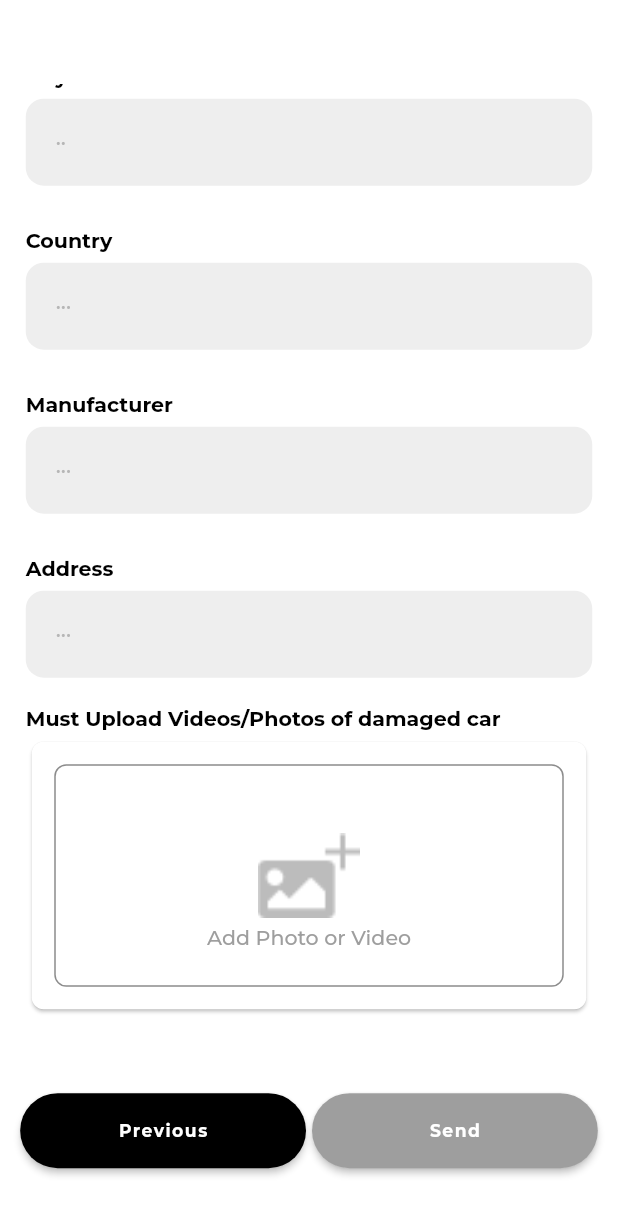
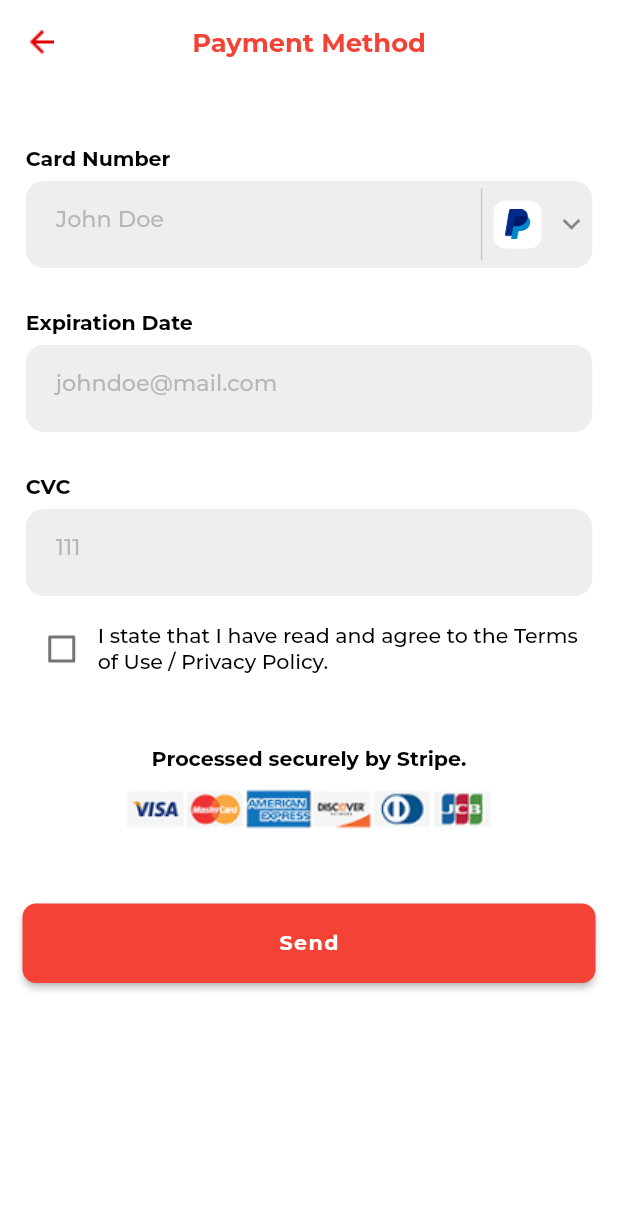
Before and after one commit to seeebbii/ultra_shine, a Flutter app: the RequestScreen screen opened by its route, scrolled down 779 dp, after a tap on "Send", on a phone screen of 412 x 824 dp. Shown: the top 1215 px of the screen. Run offline on Flutter 3.47's test engine with Material 2 defaults, Android fonts, the phone set to English and light mode, and no system bars; our stand-ins replace animated_splash_screen, flutter_rating_bar, flutter_screenutil, get, google_fonts, page_transition.

Commit message:
New Screen Addded

```diff
--- a/lib/app/constant/image_paths.dart
+++ b/lib/app/constant/image_paths.dart
@@ -12,6 +12,13 @@
 
   static const String exteriorCar = "$ICON_PATH/exterior_car.png";
   static const String interiorSeat = "$ICON_PATH/interior_seat.png";
+
+
+  static const String questionMark = "$ICON_PATH/question.png";
+  static const String cameraIcon = "$ICON_PATH/camera_icon.png";
+  static const String galleryIcon = "$ICON_PATH/gallery_icon.png";
+  static const String payPal = "$ICON_PATH/paypal.png";
+  static const String stripeIcons = "$ICON_PATH/stripe_icons.png";
 
 
 // TODO :: IMAGES
--- a/lib/app/router/router_generator.dart
+++ b/lib/app/router/router_generator.dart
@@ -6,6 +6,7 @@
 import 'package:ultra_shine/view/home/interior_screen.dart';
 import 'package:ultra_shine/view/home/maintenance_screen.dart';
 import 'package:ultra_shine/view/home/paint_protection_screen.dart';
+import 'package:ultra_shine/view/home/payment_method_screen.dart';
 import 'package:ultra_shine/view/home/product_screen.dart';
 import 'package:ultra_shine/view/home/request_screen.dart';
 import 'package:ultra_shine/view/splash/main_splash_screen.dart';
@@ -36,6 +37,7 @@
 const String productScreen = '/product-screen';
 const String maintenanceScreen = '/maintenance-screen';
 const String requestScreen = '/request-screen';
+const String paymentMethodScreen = '/payment-method-screen';
 
 // TODO : ROUTES GENERATOR CLASS THAT CONTROLS THE FLOW OF NAVIGATION/ROUTING
 class RouteGenerator {
@@ -89,6 +91,9 @@
         case requestScreen:
         return _getPageRoute(const RequestScreen());
 
+        case paymentMethodScreen:
+        return _getPageRoute(const PaymentMethodScreen());
+
       default:
         return _errorRoute();
     }
--- a/lib/view/components/auth_social_button.dart
+++ b/lib/view/components/auth_social_button.dart
@@ -8,6 +8,7 @@
   final String imagePath;
   final Color backGroundColor;
   final Color textColor;
+  final double elevation;
 
   const AuthSocialButton(
       {Key? key,
@@ -15,7 +16,7 @@
       required this.socialName,
       required this.imagePath,
       required this.backGroundColor,
-      required this.textColor})
+      required this.textColor, required this.elevation})
       : super(key: key);
 
   @override
@@ -30,7 +31,7 @@
                   const EdgeInsets.symmetric(vertical: 16)),
               backgroundColor:
                   MaterialStateProperty.all<Color>(backGroundColor),
-              elevation: MaterialStateProperty.all(0)),
+              elevation: MaterialStateProperty.all(elevation)),
           child: Row(
             mainAxisAlignment: MainAxisAlignment.spaceEvenly,
             children: [
--- /dev/null
+++ b/lib/view/home/payment_method_screen.dart
@@ -0,0 +1,241 @@
+import 'package:flutter/material.dart';
+import 'package:flutter_screenutil/flutter_screenutil.dart';
+import 'package:ultra_shine/app/constant/controllers.dart';
+import 'package:ultra_shine/app/constant/image_paths.dart';
+import 'package:ultra_shine/app/utils/colors.dart';
+import 'package:ultra_shine/view/components/auth_button.dart';
+import 'package:ultra_shine/view/components/auth_textfield.dart';
+import 'package:ultra_shine/view/home/widgets/build_bottom_buttons.dart';
+
+class PaymentMethodScreen extends StatefulWidget {
+  const PaymentMethodScreen({Key? key}) : super(key: key);
+
+  @override
+  State<PaymentMethodScreen> createState() => _PaymentMethodScreenState();
+}
+
+class _PaymentMethodScreenState extends State<PaymentMethodScreen> {
+  final cardController = TextEditingController();
+  final expirationController = TextEditingController();
+  final cvcController = TextEditingController();
+  bool checkBoxValue = false;
+
+  @override
+  Widget build(BuildContext context) {
+    return Scaffold(
+      appBar: AppBar(
+        centerTitle: true,
+        title: Text("Payment Method",
+            style: Theme.of(context).textTheme.bodyText1?.copyWith(
+                color: primaryColor,
+                fontSize: 15.sp,
+                fontWeight: FontWeight.w700)),
+        leading: InkWell(
+            onTap: () => navigationController.goBack(),
+            child: Image.asset(
+              ImagePaths.backArrow,
+            )),
+      ),
+      body: CustomScrollView(
+        slivers: [
+          SliverToBoxAdapter(
+            child: Column(
+              // crossAxisAlignment: CrossAxisAlignment.start,
+              children: [
+                SizedBox(
+                  height: 0.03.sh,
+                ),
+                _buildCardField(),
+                _buildExpirationField(),
+                _buildCvcField(),
+                Padding(
+                  padding: EdgeInsets.symmetric(horizontal: 15.sp),
+                  child: Row(
+                    children: [
+                      Checkbox(
+                          value: checkBoxValue,
+                          onChanged: (bool? val) {
+                            setState(() {
+                              checkBoxValue = !checkBoxValue;
+                            });
+                          }),
+                      Expanded(
+                          child: Text(
+                              'I state that I have read and agree to the Terms of Use / Privacy Policy.',
+                              style: Theme.of(context).textTheme.bodyText1))
+                    ],
+                  ),
+                ),
+                SizedBox(
+                  height: 0.05.sh,
+                ),
+                Text(
+                  "Processed securely by Stripe.",
+                  style: Theme.of(context)
+                      .textTheme
+                      .bodyText1
+                      ?.copyWith(fontWeight: FontWeight.bold),
+                ),
+                SizedBox(height: 0.01.sh),
+                Image.asset(ImagePaths.stripeIcons),
+                SizedBox(height: 0.05.sh),
+                SizedBox(
+                  width: double.infinity,
+                  child: Padding(
+                    padding:
+                        const EdgeInsets.symmetric(horizontal: 15, vertical: 5),
+                    child: ElevatedButton(
+                      style: Theme.of(context)
+                          .elevatedButtonTheme
+                          .style
+                          ?.copyWith(
+                              shape: MaterialStateProperty.all<
+                                      RoundedRectangleBorder>(
+                                  RoundedRectangleBorder(
+                            borderRadius: BorderRadius.circular(8.r),
+                          ))),
+                      onPressed: () {
+                        debugPrint("Send button pressed");
+                      },
+                      child: Text(
+                        "Send",
+                        style: Theme.of(context).textTheme.headline1?.copyWith(
+                            fontSize: 12.sp,
+                            color: Colors.white,
+                            fontWeight: FontWeight.bold,
+                            letterSpacing: 1),
+                      ),
+                    ),
+                  ),
+                )
+              ],
+            ),
+          )
+        ],
+      ),
+    );
+  }
+
+  Widget _buildCardField() {
+    return Padding(
+      padding: EdgeInsets.symmetric(horizontal: 15.sp, vertical: 10.sp),
+      child: Column(
+        crossAxisAlignment: CrossAxisAlignment.start,
+        children: [
+          Padding(
+            padding: EdgeInsets.symmetric(vertical: 5.sp),
+            child: Text(
+              "Card Number",
+              style: Theme.of(context)
+                  .textTheme
+                  .bodyText1
+                  ?.copyWith(fontWeight: FontWeight.w700),
+            ),
+          ),
+          AuthTextField(
+              controller: cardController,
+              containerBoxColor: authTextFieldContainerColor,
+              borderRadius: 12,
+              obSecureText: false,
+              hintText: "John Doe",
+              validator: (str) {},
+              action: TextInputAction.next,
+              keyType: TextInputType.name,
+              suffixIcon: Container(
+                width: 0.15.sw,
+                height: 0.0.h,
+                // color: Colors.red,
+                child: Row(
+                  mainAxisSize: MainAxisSize.max,
+                  mainAxisAlignment: MainAxisAlignment.start,
+                  children: [
+                    VerticalDivider(
+                      color: Colors.grey.shade600.withOpacity(0.3),
+                      thickness: 1,
+                    ),
+                    Padding(
+                      padding: const EdgeInsets.only(top: 8.0, bottom: 8.0),
+                      child: Container(
+                        decoration: BoxDecoration(
+                          borderRadius: BorderRadius.circular(8),
+                          color: Colors.white,
+                        ),
+                        padding: const EdgeInsets.all(6.0),
+                        child: Image.asset(ImagePaths.payPal),
+                      ),
+                    ),
+                    Expanded(
+                        child: IconButton(
+                      onPressed: () {},
+                      icon: const Icon(Icons.expand_more),
+                    )),
+                  ],
+                ),
+              )),
+        ],
+      ),
+    );
+  }
+
+  Widget _buildExpirationField() {
+    return Padding(
+      padding: EdgeInsets.symmetric(horizontal: 15.sp, vertical: 10.sp),
+      child: Column(
+        crossAxisAlignment: CrossAxisAlignment.start,
+        children: [
+          Padding(
+            padding: EdgeInsets.symmetric(vertical: 5.sp),
+            child: Text(
+              "Expiration Date",
+              style: Theme.of(context)
+                  .textTheme
+                  .bodyText1
+                  ?.copyWith(fontWeight: FontWeight.w700),
+            ),
+          ),
+          AuthTextField(
+              controller: expirationController,
+              containerBoxColor: authTextFieldContainerColor,
+              borderRadius: 12,
+              obSecureText: false,
+              hintText: "johndoe@mail.com",
+              validator: (str) {},
+              action: TextInputAction.next,
+              keyType: TextInputType.name,
+              suffixIcon: const SizedBox.shrink()),
+        ],
+      ),
+    );
+  }
+
+  Widget _buildCvcField() {
+    return Padding(
+      padding: EdgeInsets.symmetric(horizontal: 15.sp, vertical: 10.sp),
+      child: Column(
+        crossAxisAlignment: CrossAxisAlignment.start,
+        children: [
+          Padding(
+            padding: EdgeInsets.symmetric(vertical: 5.sp),
+            child: Text(
+              "CVC",
+              style: Theme.of(context)
+                  .textTheme
+                  .bodyText1
+                  ?.copyWith(fontWeight: FontWeight.w700),
+            ),
+          ),
+          AuthTextField(
+              controller: cvcController,
+              containerBoxColor: authTextFieldContainerColor,
+              borderRadius: 12,
+              obSecureText: false,
+              hintText: "111",
+              validator: (str) {},
+              action: TextInputAction.next,
+              keyType: TextInputType.name,
+              suffixIcon: const SizedBox.shrink()),
+        ],
+      ),
+    );
+  }
+}
```
Also changed, not shown: lib/view/authentication/auth_login_screen.dart (+6 -3 lines), lib/view/home/request_screen.dart (+93 -32 lines), lib/view/home/widgets/upload_photo_bottomsheet.dart (added, +104 -0 lines), assets/icons/camera_icon.png (added), assets/icons/gallery_icon.png (added), assets/icons/paypal.png (added), assets/icons/question.png (added), assets/icons/stripe_icons.png (added).
